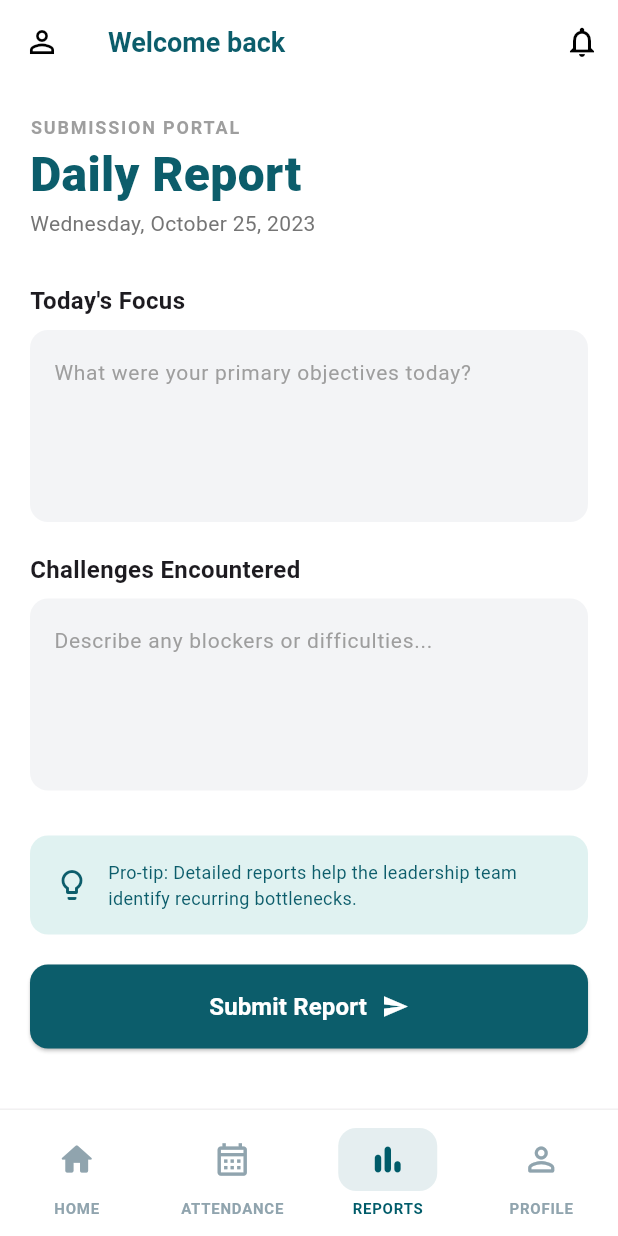
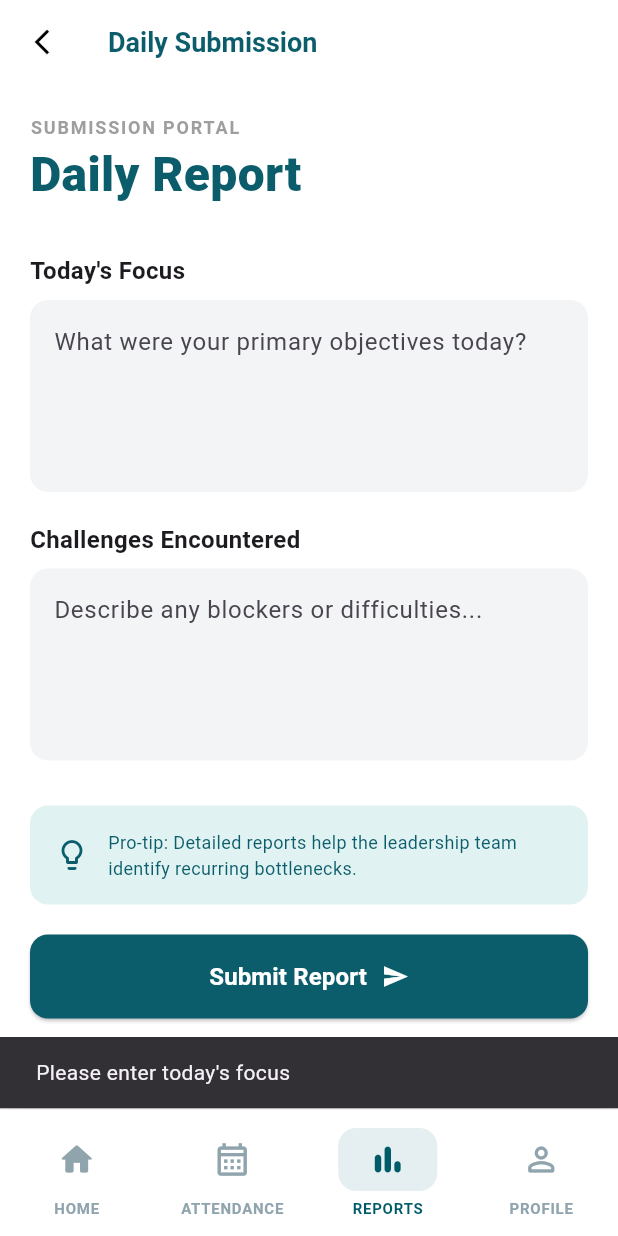
Before and after one commit to sujay-png/redhr_mobile-app, a Flutter app: the DailyReportScreen screen opened by its route, after a tap on "Submit Report", on a phone screen of 412 x 824 dp. Run offline on Flutter 3.47's test engine with Material 3 defaults, Android fonts, the phone set to English and light mode, and no system bars; our stand-ins replace camera, firebase_auth, firebase_core, geolocator, go_router, shared_preferences; accounts and stored records are empty.

Commit message:
reports part is done

```diff
--- a/lib/reports.dart
+++ b/lib/reports.dart
@@ -1,4 +1,6 @@
 import 'package:flutter/material.dart';
+import 'package:redhr_mobile_app/service/api_service.dart';
+
 
 class DailyReportScreen extends StatefulWidget {
   const DailyReportScreen({super.key});
@@ -11,7 +13,41 @@ class DailyReportScreenState extends State<DailyReportScreen> {
   final Color primaryTeal = const Color(0xFF0C5D6B);
   final TextEditingController focusController = TextEditingController();
   final TextEditingController challengeController = TextEditingController();
-  String? selectedDuration;
+  bool isSubmitting = false;
+
+  Future<void> submitReport() async {
+    if (focusController.text.trim().isEmpty) {
+      ScaffoldMessenger.of(context).showSnackBar(
+        const SnackBar(content: Text("Please enter today's focus")),
+      );
+      return;
+    }
+
+    setState(() => isSubmitting = true);
+
+    try {
+      final success = await ApiService.submitDailyReport(
+        tasks: focusController.text.trim(),
+        challenges: challengeController.text.trim(),
+      );
+
+      if (success) {
+        ScaffoldMessenger.of(context).showSnackBar(
+          const SnackBar(content: Text("Report submitted successfully!")),
+        );
+        focusController.clear();
+        challengeController.clear();
+      } else {
+        throw Exception("Failed to submit report");
+      }
+    } catch (e) {
+      ScaffoldMessenger.of(context).showSnackBar(
+        SnackBar(content: Text("Error: ${e.toString()}")),
+      );
+    } finally {
+      setState(() => isSubmitting = false);
+    }
+  }
 
   @override
   Widget build(BuildContext context) {
@@ -20,11 +56,11 @@ class DailyReportScreenState extends State<DailyReportScreen> {
       appBar: AppBar(
         backgroundColor: Colors.white,
         elevation: 0,
-        leading: const Icon(Icons.person_outline, color: Colors.black),
-        title: const Text("Welcome back", style: TextStyle(color: Color(0xFF0C5D6B), fontSize: 18, fontWeight: FontWeight.bold)),
-        actions: [
-          IconButton(onPressed: () {}, icon: const Icon(Icons.notifications_none, color: Colors.black))
-        ],
+        leading: IconButton(
+          icon: const Icon(Icons.arrow_back_ios_new, color: Colors.black, size: 20),
+          onPressed: () => Navigator.pop(context),
+        ),
+        title: const Text("Daily Submission", style: TextStyle(color: Color(0xFF0C5D6B), fontSize: 18, fontWeight: FontWeight.bold)),
       ),
       body: SingleChildScrollView(
         padding: const EdgeInsets.all(20),
@@ -33,7 +69,6 @@ class DailyReportScreenState extends State<DailyReportScreen> {
           children: [
             const Text("SUBMISSION PORTAL", style: TextStyle(color: Colors.grey, letterSpacing: 1.2, fontSize: 12, fontWeight: FontWeight.bold)),
             const Text("Daily Report", style: TextStyle(fontSize: 32, fontWeight: FontWeight.w900, color: Color(0xFF0C5D6B))),
-            Text("Wednesday, October 25, 2023", style: TextStyle(color: Colors.grey.shade600)),
             const SizedBox(height: 30),
 
             reportFieldTitle("Today's Focus"),
@@ -44,26 +79,16 @@ class DailyReportScreenState extends State<DailyReportScreen> {
             reportFieldTitle("Challenges Encountered"),
             reportTextArea("Describe any blockers or difficulties...", challengeController),
 
-
             const SizedBox(height: 30),
 
-            // Pro-tip Card
             Container(
               padding: const EdgeInsets.all(16),
-              decoration: BoxDecoration(
-                color: const Color(0xFFE0F2F1),
-                borderRadius: BorderRadius.circular(12),
-              ),
+              decoration: BoxDecoration(color: const Color(0xFFE0F2F1), borderRadius: BorderRadius.circular(12)),
               child: const Row(
                 children: [
                   Icon(Icons.lightbulb_outline, color: Color(0xFF0C5D6B)),
                   SizedBox(width: 12),
-                  Expanded(
-                    child: Text(
-                      "Pro-tip: Detailed reports help the leadership team identify recurring bottlenecks.",
-                      style: TextStyle(fontSize: 12, color: Color(0xFF0C5D6B)),
-                    ),
-                  )
+                  Expanded(child: Text("Pro-tip: Detailed reports help the leadership team identify recurring bottlenecks.", style: TextStyle(fontSize: 12, color: Color(0xFF0C5D6B)))),
                 ],
               ),
             ),
@@ -71,15 +96,15 @@ class DailyReportScreenState extends State<DailyReportScreen> {
             const SizedBox(height: 20),
 
             ElevatedButton(
-              onPressed: () {
-                // Logic to submit to Supabase/MariaDB
-              },
+              onPressed: isSubmitting ? null : submitReport,
               style: ElevatedButton.styleFrom(
                 backgroundColor: primaryTeal,
                 minimumSize: const Size(double.infinity, 56),
                 shape: RoundedRectangleBorder(borderRadius: BorderRadius.circular(12)),
               ),
-              child: const Row(
+              child: isSubmitting
+                ? const CircularProgressIndicator(color: Colors.white)
+                : const Row(
                     mainAxisAlignment: MainAxisAlignment.center,
                     children: [
                       Text("Submit Report", style: TextStyle(fontSize: 16, fontWeight: FontWeight.bold, color: Colors.white)),
@@ -107,7 +132,6 @@ class DailyReportScreenState extends State<DailyReportScreen> {
       maxLines: 4,
       decoration: InputDecoration(
         hintText: hint,
-        hintStyle: const TextStyle(color: Colors.grey, fontSize: 14),
         filled: true,
         fillColor: const Color(0xFFF3F4F6),
         border: OutlineInputBorder(borderRadius: BorderRadius.circular(12), borderSide: BorderSide.none),
```
Also changed, not shown: lib/service/api_service.dart (+31 -0 lines). Lines whose indentation alone changed are shown as unchanged.
